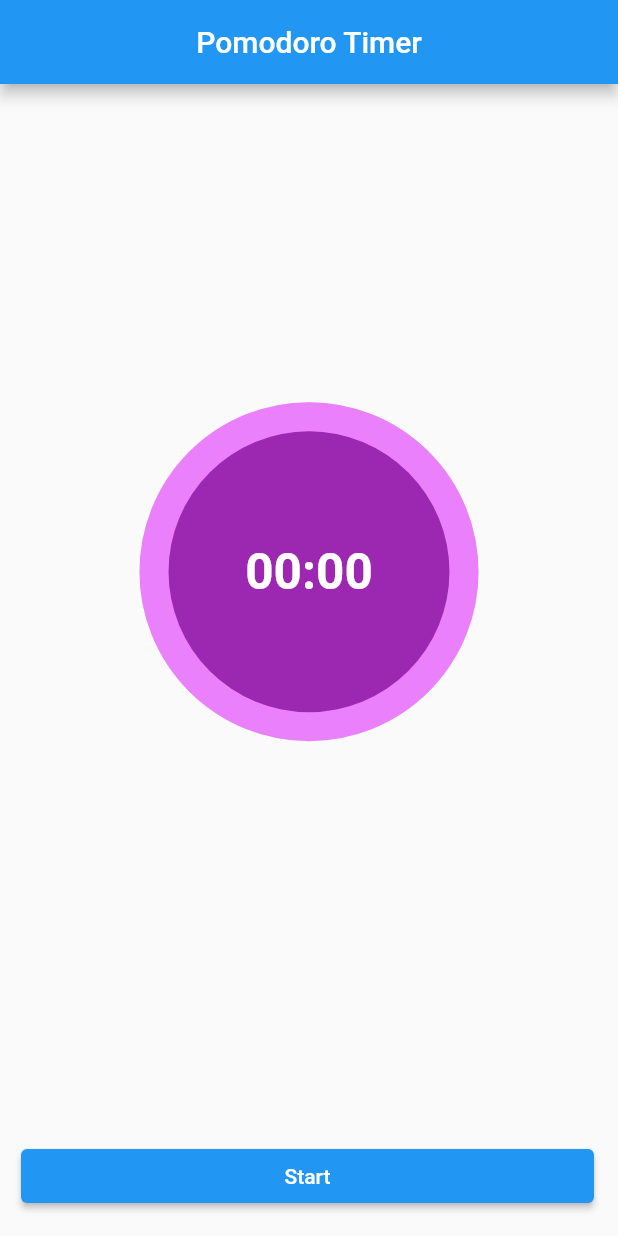
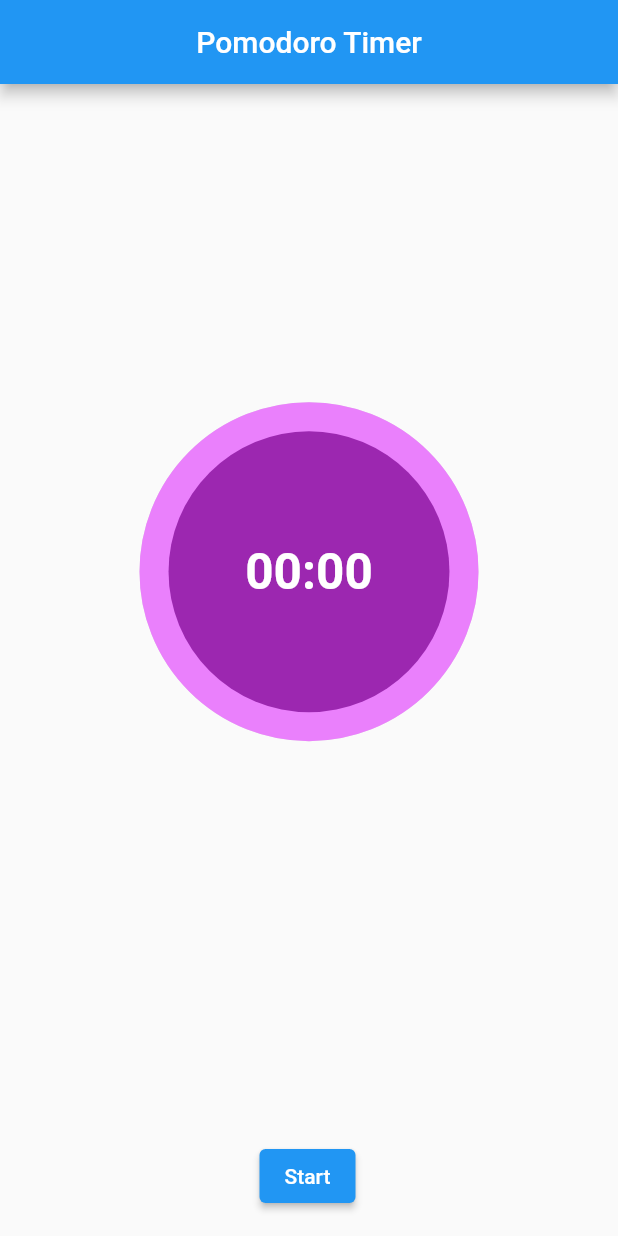
Before and after one commit to Banik1103/flutter_pomodoro_timer, a Flutter app: the TimerScreenOne screen opened directly, on a phone screen of 412 x 824 dp. Run offline on Flutter 3.47's test engine with Material 2 defaults, Android fonts, the phone set to English and light mode, and no system bars; drawn by our look-alikes of circular_countdown_timer; our stand-ins replace flutter_local_notifications, page_transition; missing offline and left inert: duration_picker.

Commit message:
removed Expanded(), it was cauing weird errors

```diff
--- a/lib/components/buttons.dart
+++ b/lib/components/buttons.dart
@@ -9,13 +9,11 @@ class ControlButton extends StatelessWidget {
 
   @override
   Widget build(BuildContext context) {
-    return Expanded(
-      child: ElevatedButton(
-        onPressed: buttonTapped,
-        child: Text(
-          title,
-          style: TextStyle(color: color),
-        ),
+    return ElevatedButton(
+      onPressed: buttonTapped,
+      child: Text(
+        title,
+        style: TextStyle(color: color),
       ),
     );
   }
```
